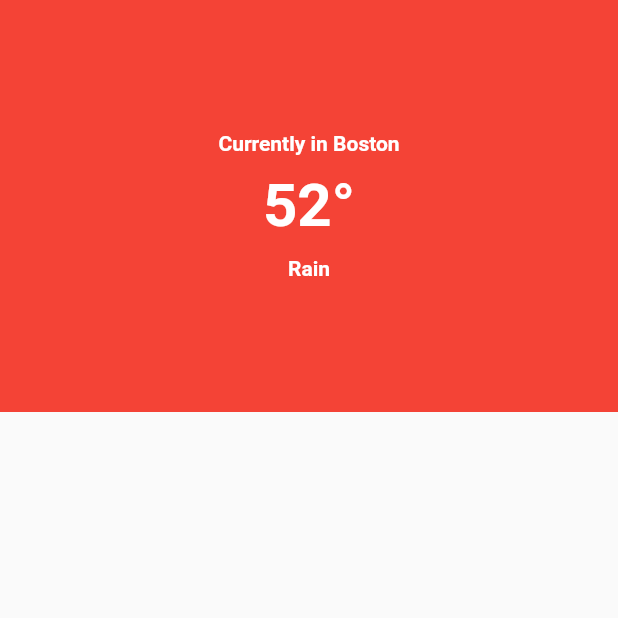
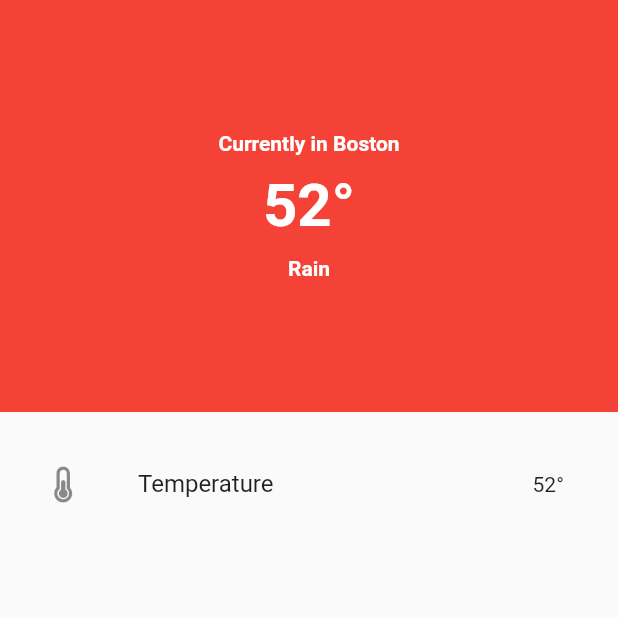
Before and after one commit to lakshayraturi/flutter-weather-app, a Flutter app: the screen it shows after launch, on a phone screen of 412 x 824 dp, the top half of it. Run offline on Flutter 3.47's test engine with Material 2 defaults, Android fonts, the phone set to English and light mode, and no system bars; our stand-ins replace font_awesome_flutter.

Commit message:
adding the temperature icon

```diff
--- a/lib/main.dart
+++ b/lib/main.dart
@@ -64,6 +64,19 @@ class _HomeState extends State<Home> {
               ],
             ),
           ),
+          Expanded(
+            child: Padding(
+              padding: EdgeInsets.all(20),
+              child: ListView(children: const [
+                ListTile(
+                  leading: FaIcon(FontAwesomeIcons.thermometerHalf),
+                  title: Text('Temperature'),
+                  trailing: Text('52\u00B0'),
+
+                )
+              ]),
+            ),
+          ),
         ],
       ),
     );
```
